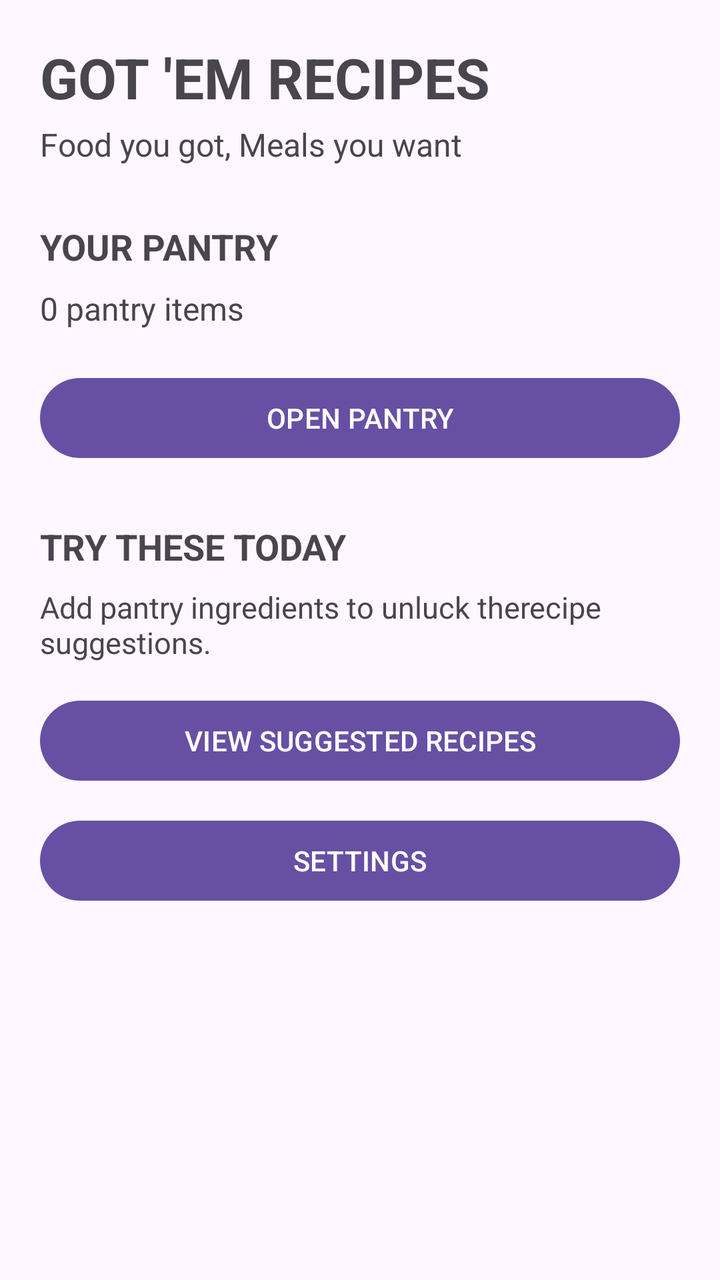
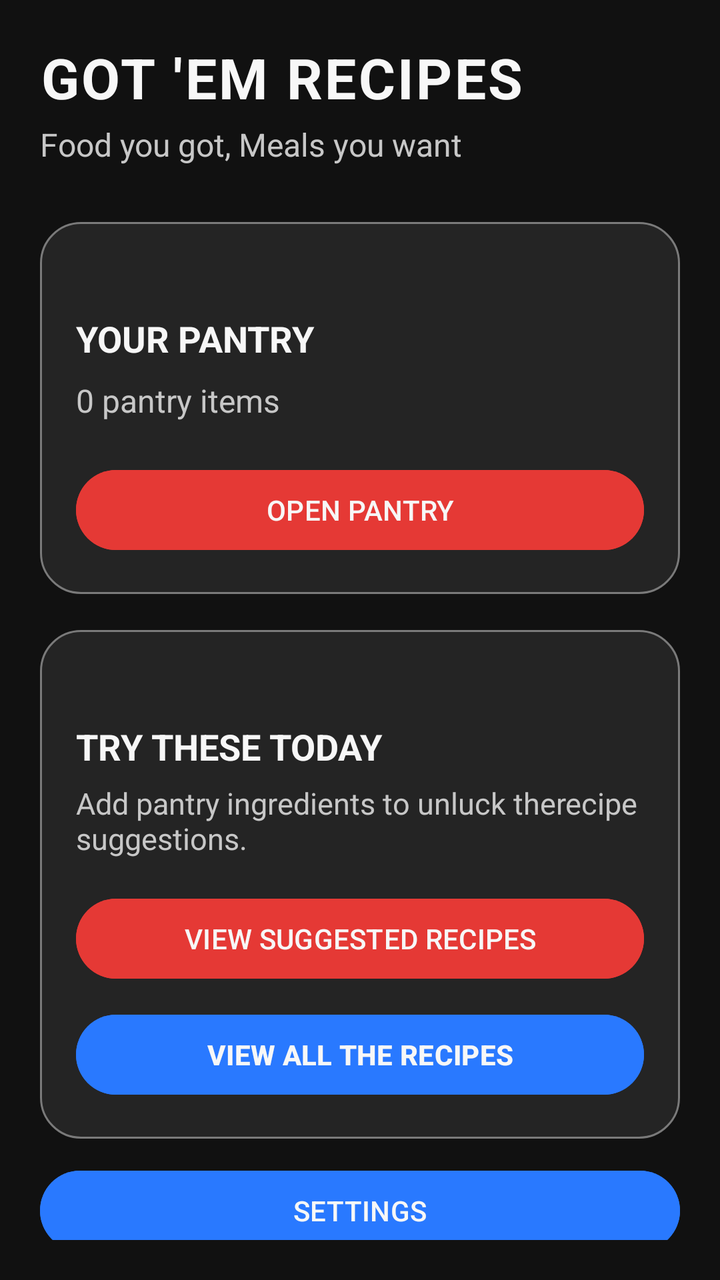

The first picture is an Android layout as it rendered before a commit; the second is the same layout after the commit. The layout source and the unified diff follow.
<!-- AndroidManifest.xml: application theme Theme.GotEmRecipes -->
<!-- res/layout/activity_main.xml -->
<?xml version="1.0" encoding="utf-8"?>
<androidx.constraintlayout.widget.ConstraintLayout 
    xmlns:android="http://schemas.android.com/apk/res/android"
    xmlns:app="http://schemas.android.com/apk/res-auto"
    android:layout_width="match_parent"
    android:layout_height="match_parent"
    android:padding="20dp">
    
    <TextView
        android:id="@+id/textHomeTitle"
        android:layout_width="wrap_content"
        android:layout_height="wrap_content"
        android:text="GOT 'EM RECIPES"
        android:textSize="28sp"
        android:textStyle="bold"
        app:layout_constraintTop_toTopOf="parent"
        app:layout_constraintStart_toStartOf="parent" />
    
    <TextView
        android:id="@+id/textHomeTagline"
        android:layout_width="wrap_content"
        android:layout_height="wrap_content"
        android:layout_marginTop="4dp"
        android:text="Food you got, Meals you want"
        android:textSize="16sp"
        app:layout_constraintTop_toBottomOf="@+id/textHomeTitle"
        app:layout_constraintStart_toStartOf="parent" />

    <TextView
        android:id="@+id/textPantryOverview"
        android:layout_width="0dp"
        android:layout_height="wrap_content"
        android:layout_marginTop="28dp"
        android:text="YOUR PANTRY"
        android:textSize="18sp"
        android:textStyle="bold"
        app:layout_constraintTop_toBottomOf="@+id/textHomeTagline"
        app:layout_constraintStart_toStartOf="parent"
        app:layout_constraintEnd_toEndOf="parent" />

    <TextView
        android:id="@+id/textHomePantryCount"
        android:layout_width="0dp"
        android:layout_height="wrap_content"
        android:layout_marginTop="8dp"
        android:text = "0 pantry items"
        android:textSize="16sp"
        app:layout_constraintTop_toBottomOf="@+id/textPantryOverview"
        app:layout_constraintStart_toStartOf="parent"
        app:layout_constraintEnd_toEndOf="parent" />

    <Button
        android:id="@+id/buttonHomePantry"
        android:layout_width="0dp"
        android:layout_height="wrap_content"
        android:layout_marginTop="20dp"
        android:text="OPEN PANTRY"
        app:layout_constraintTop_toBottomOf="@+id/textHomePantryCount"
        app:layout_constraintStart_toStartOf="parent"
        app:layout_constraintEnd_toEndOf="parent" />

    <TextView
        android:id="@+id/textTryTheseToday"
        android:layout_width="wrap_content"
        android:layout_height="wrap_content"
        android:layout_marginTop="28dp"
        android:text="TRY THESE TODAY"
        android:textSize="18sp"
        android:textStyle="bold"
        app:layout_constraintTop_toBottomOf="@+id/buttonHomePantry"
        app:layout_constraintStart_toStartOf="parent" />

    <TextView
        android:id="@+id/textHomeSuggestion"
        android:layout_width="0dp"
        android:layout_height="wrap_content"
        android:layout_marginTop="8dp"
        android:text="Add pantry ingredients to unluck therecipe suggestions."
        android:textSize="15sp"
        app:layout_constraintTop_toBottomOf="@+id/textTryTheseToday"
        app:layout_constraintStart_toStartOf="parent"
        app:layout_constraintEnd_toEndOf="parent" />
    <Button
        android:id="@+id/buttonHomeRecipes"
        android:layout_width="0dp"
        android:layout_height="wrap_content"
        android:layout_marginTop="15dp"
        android:text="VIEW SUGGESTED RECIPES"
        app:layout_constraintTop_toBottomOf="@+id/textHomeSuggestion"
        app:layout_constraintStart_toStartOf="parent"
        app:layout_constraintEnd_toEndOf="parent" />

    <Button
        android:id="@+id/buttonHomeSettings"
        android:layout_width="0dp"
        android:layout_height="wrap_content"
        android:layout_marginTop="12dp"
        android:text="SETTINGS"
        app:layout_constraintTop_toBottomOf="@id/buttonHomeRecipes"
        app:layout_constraintStart_toStartOf="parent"
        app:layout_constraintEnd_toEndOf="parent" />

</androidx.constraintlayout.widget.ConstraintLayout>
<!-- resources referenced by this layout -->
<resources>
  <style name="Theme.GotEmRecipes" parent="Base.Theme.GotEmRecipes" />
  <style name="Base.Theme.GotEmRecipes" parent="Theme.Material3.DayNight.NoActionBar">
          
          
      </style>
</resources>

<!-- the commit's change to res/layout/activity_main.xml (unified diff, before → after) -->
@@ -4,8 +4,9 @@
     xmlns:app="http://schemas.android.com/apk/res-auto"
     android:layout_width="match_parent"
     android:layout_height="match_parent"
-    android:padding="20dp">
-    
+    android:padding="20dp"
+    android:background = "@color/gotem_black">
+
     <TextView
         android:id="@+id/textHomeTitle"
         android:layout_width="wrap_content"
@@ -13,6 +14,8 @@
         android:text="GOT 'EM RECIPES"
         android:textSize="28sp"
         android:textStyle="bold"
+        android:textColor="@color/gotem_white"
+        android:letterSpacing="0.04"
         app:layout_constraintTop_toTopOf="parent"
         app:layout_constraintStart_toStartOf="parent" />
     
@@ -23,72 +26,106 @@
         android:layout_marginTop="4dp"
         android:text="Food you got, Meals you want"
         android:textSize="16sp"
+        android:textColor="@color/gotem_light_grey"
         app:layout_constraintTop_toBottomOf="@+id/textHomeTitle"
         app:layout_constraintStart_toStartOf="parent" />
 
+    <LinearLayout
+        android:id="@+id/cardPantry"
+        android:layout_width="0dp"
+        android:layout_height="wrap_content"
+        android:layout_marginTop="28dp"
+        android:background="@drawable/home_card_background"
+        android:orientation="vertical"
+        android:padding="18dp"
+        app:layout_constraintTop_toBottomOf="@+id/textHomeTagline"
+        app:layout_constraintStart_toStartOf="parent"
+        app:layout_constraintEnd_toEndOf="parent">
+
     <TextView
         android:id="@+id/textPantryOverview"
-        android:layout_width="0dp"
+        android:layout_width="match_parent"
         android:layout_height="wrap_content"
         android:layout_marginTop="28dp"
         android:text="YOUR PANTRY"
         android:textSize="18sp"
         android:textStyle="bold"
-        app:layout_constraintTop_toBottomOf="@+id/textHomeTagline"
-        app:layout_constraintStart_toStartOf="parent"
-        app:layout_constraintEnd_toEndOf="parent" />
+        android:textColor="@color/gotem_white"
+        />
 
     <TextView
         android:id="@+id/textHomePantryCount"
-        android:layout_width="0dp"
+        android:layout_width="match_parent"
         android:layout_height="wrap_content"
         android:layout_marginTop="8dp"
         android:text = "0 pantry items"
         android:textSize="16sp"
-        app:layout_constraintTop_toBottomOf="@+id/textPantryOverview"
-        app:layout_constraintStart_toStartOf="parent"
-        app:layout_constraintEnd_toEndOf="parent" />
+        android:textColor="@color/gotem_light_grey"
+       />
 
     <Button
         android:id="@+id/buttonHomePantry"
-        android:layout_width="0dp"
+        android:layout_width="match_parent"
         android:layout_height="wrap_content"
         android:layout_marginTop="20dp"
         android:text="OPEN PANTRY"
-        app:layout_constraintTop_toBottomOf="@+id/textHomePantryCount"
+        android:textColor="@color/gotem_white"
+        android:backgroundTint="@color/gotem_red"/>
+
+
+    </LinearLayout>
+
+    <LinearLayout
+        android:id = "@+id/cardSuggestions"
+        android:layout_width="0dp"
+        android:layout_height="wrap_content"
+        android:layout_marginTop="18dp"
+        android:background="@drawable/home_card_background"
+        android:orientation="vertical"
+        android:padding="18dp"
+        app:layout_constraintTop_toBottomOf="@+id/cardPantry"
         app:layout_constraintStart_toStartOf="parent"
-        app:layout_constraintEnd_toEndOf="parent" />
+        app:layout_constraintEnd_toEndOf="parent">
 
     <TextView
         android:id="@+id/textTryTheseToday"
-        android:layout_width="wrap_content"
+        android:layout_width="match_parent"
         android:layout_height="wrap_content"
         android:layout_marginTop="28dp"
         android:text="TRY THESE TODAY"
         android:textSize="18sp"
         android:textStyle="bold"
-        app:layout_constraintTop_toBottomOf="@+id/buttonHomePantry"
-        app:layout_constraintStart_toStartOf="parent" />
+        android:textColor="@color/gotem_white"
+        />
 
     <TextView
         android:id="@+id/textHomeSuggestion"
-        android:layout_width="0dp"
+        android:layout_width="match_parent"
         android:layout_height="wrap_content"
-        android:layout_marginTop="8dp"
+        android:layout_marginTop="6dp"
         android:text="Add pantry ingredients to unluck therecipe suggestions."
         android:textSize="15sp"
-        app:layout_constraintTop_toBottomOf="@+id/textTryTheseToday"
-        app:layout_constraintStart_toStartOf="parent"
-        app:layout_constraintEnd_toEndOf="parent" />
+        android:textColor="@color/gotem_light_grey"
+       />
     <Button
         android:id="@+id/buttonHomeRecipes"
-        android:layout_width="0dp"
+        android:layout_width="match_parent"
         android:layout_height="wrap_content"
-        android:layout_marginTop="15dp"
+        android:layout_marginTop="16dp"
         android:text="VIEW SUGGESTED RECIPES"
-        app:layout_constraintTop_toBottomOf="@+id/textHomeSuggestion"
-        app:layout_constraintStart_toStartOf="parent"
-        app:layout_constraintEnd_toEndOf="parent" />
+        android:textColor="@color/gotem_white"
+        android:backgroundTint="@color/gotem_red"
+    />
+    <Button
+        android:id="@+id/buttonHomeAllRecipes"
+        android:layout_width="match_parent"
+        android:layout_height="wrap_content"
+        android:layout_marginTop="10dp"
+        android:text="VIEW ALL THE RECIPES"
+        android:textStyle="bold"
+        android:backgroundTint="@color/gotem_blue"
+        android:textColor="@color/gotem_white"/>
+    </LinearLayout>
 
     <Button
         android:id="@+id/buttonHomeSettings"
@@ -96,8 +133,12 @@
         android:layout_height="wrap_content"
         android:layout_marginTop="12dp"
         android:text="SETTINGS"
-        app:layout_constraintTop_toBottomOf="@id/buttonHomeRecipes"
+        android:textColor="@color/gotem_white"
+        android:backgroundTint="@color/gotem_blue"
+        app:layout_constraintTop_toBottomOf="@id/cardSuggestions"
         app:layout_constraintStart_toStartOf="parent"
         app:layout_constraintEnd_toEndOf="parent" />
 
+
+
 </androidx.constraintlayout.widget.ConstraintLayout>
<!-- resource entries referenced after the edit -->
@@ -1,6 +1,23 @@
 <!-- resources referenced by this layout -->
 <resources>
+  <color name="gotem_black">#111111</color>
+  <color name="gotem_blue">#2979FF</color>
+  <color name="gotem_light_grey">#C7C7C7</color>
+  <color name="gotem_red">#E53935</color>
+  <color name="gotem_white">#F7F7F7</color>
+  <!-- drawable home_card_background (drawable) -->
+  <?xml version="1.0" encoding="utf-8"?>
+  <shape xmlns:android="http://schemas.android.com/apk/res/android"
+      android:shape="rectangle" >
+      <solid android:color="@color/gotem_card" />
+      <corners android:radius="20dp" />
+      <stroke
+          android:width="1dp"
+          android:color="@color/gotem_mid_grey" />
+  </shape>
   <style name="Theme.GotEmRecipes" parent="Base.Theme.GotEmRecipes" />
+  <color name="gotem_card">#242424</color>
+  <color name="gotem_mid_grey">#7A7A7A</color>
   <style name="Base.Theme.GotEmRecipes" parent="Theme.Material3.DayNight.NoActionBar">
           
           
